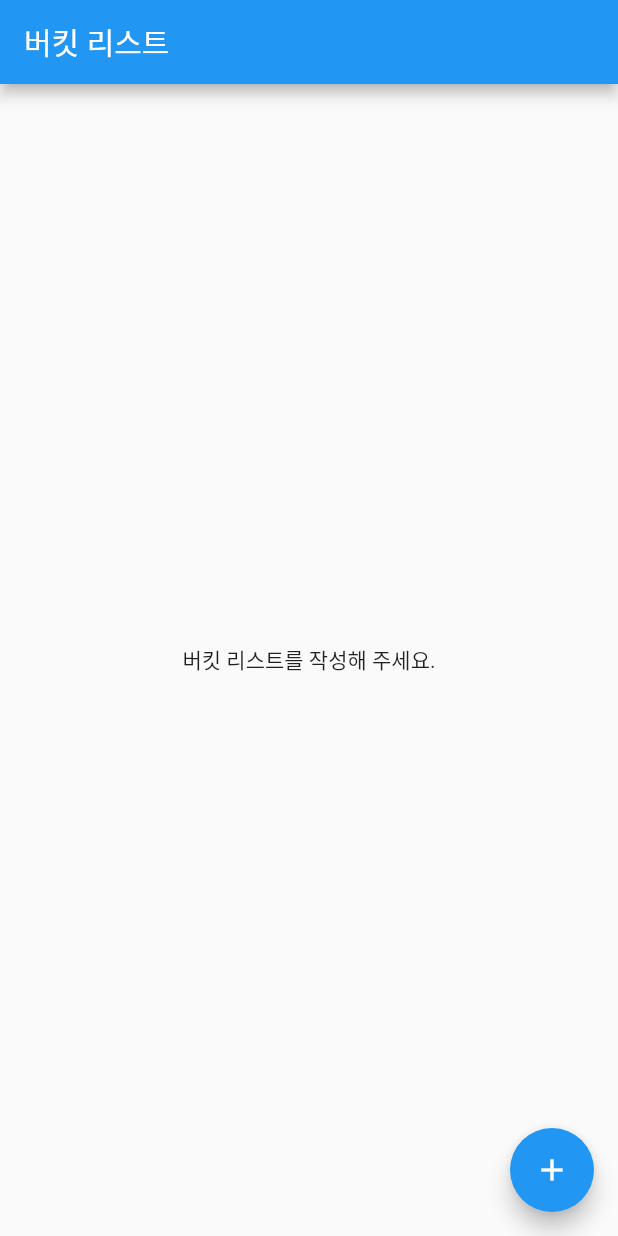
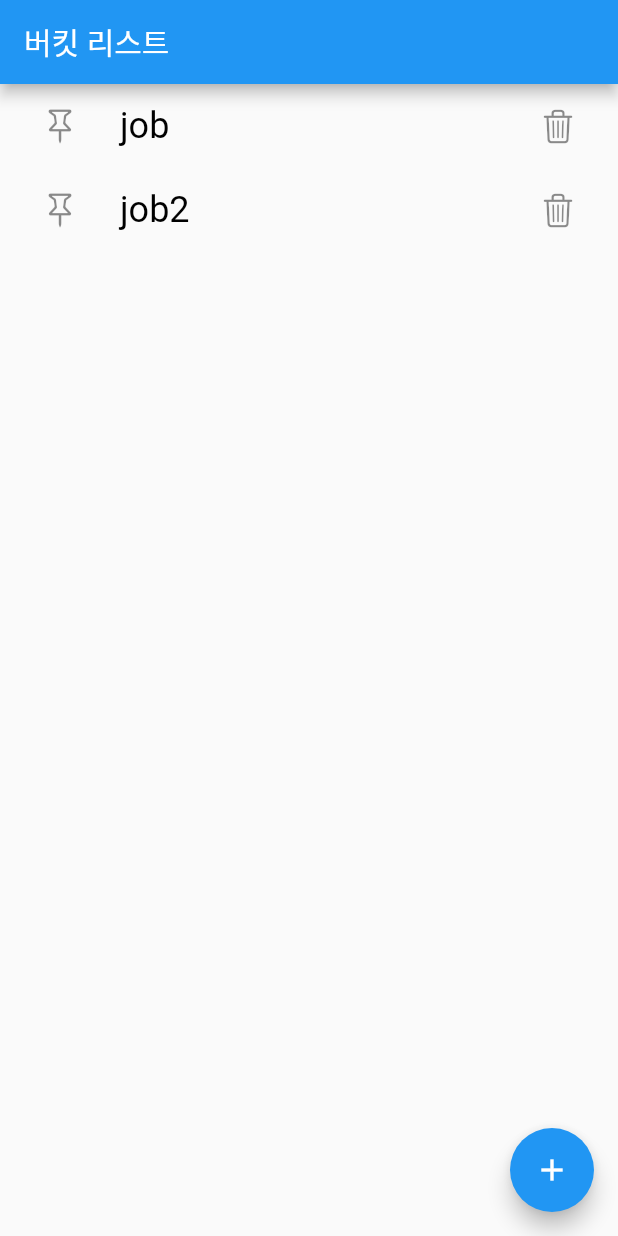
Before and after one commit to Seulbi-Lee-project/bucket_list_app, a Flutter app: the ThirdTab screen opened directly, on a phone screen of 412 x 824 dp. Run offline on Flutter 3.47's test engine with Material 2 defaults, Android fonts, the phone set to English and light mode, and no system bars.

Commit message:
pinState

```diff
--- a/lib/bucket_list_service.dart
+++ b/lib/bucket_list_service.dart
@@ -6,16 +6,20 @@ import 'main.dart';
 class Bucket {
   String content; // 할 일
   bool isDone; // 완료 여부
+  bool pinState; // 핀 상태
 
-  Bucket(this.content, this.isDone); // 생성자
+  Bucket(this.content, this.isDone, this.pinState); // 생성자
 }
 
 // Memo 데이터는 모두 여기서 관리
 class BucketService extends ChangeNotifier {
-  List<Bucket> bucketList = [Bucket('job', false), Bucket('job2', false)];
+  List<Bucket> bucketList = [
+    Bucket('job', false, false),
+    Bucket('job2', false, false)
+  ];
 
   createBucket({required String content}) {
-    Bucket bucket = Bucket(content, false);
+    Bucket bucket = Bucket(content, false, false);
     bucketList.add(bucket);
     notifyListeners();
   }
@@ -25,4 +29,10 @@ class BucketService extends ChangeNotifier {
     bucket.content = content;
     notifyListeners();
   }
+
+  updatePinState({required int index}) {
+    Bucket bucket = bucketList[index];
+    bucket.pinState = !bucket.pinState;
+    notifyListeners();
+  }
 }
--- a/lib/main.dart
+++ b/lib/main.dart
@@ -125,9 +125,14 @@ class FirstTab extends StatelessWidget {
             Padding(
               padding: const EdgeInsets.all(8.0),
               child: Container(
-                color: Colors.white,
                 height: MediaQuery.of(context).size.height * 0.5,
                 width: MediaQuery.of(context).size.width * 0.9,
+                decoration: BoxDecoration(
+                  color: Colors.white,
+                  borderRadius: BorderRadius.all(
+                    Radius.circular(8),
+                  ),
+                ),
                 child: Column(
                   children: [Text("그래프 넣기")],
                 ),
@@ -203,14 +208,6 @@ class SecondTab extends StatelessWidget {
   }
 }
 
-class Bucket {
-  String job; // 할 일
-  bool isDone; // 완료 여부
-  bool pinState;
-
-  Bucket(this.job, this.isDone, this.pinState); // 생성자
-}
-
 // 세번째 페이지
 class ThirdTab extends StatefulWidget {
   const ThirdTab({Key? key}) : super(key: key);
@@ -220,9 +217,11 @@ class ThirdTab extends StatefulWidget {
 }
 
 class _ThirdTabState extends State<ThirdTab> {
-  List<Bucket> bucketList = []; // 전체 버킷리스트 목록
+  //List<Bucket> bucketList = []; // 전체 버킷리스트 목록
   @override
   Widget build(BuildContext context) {
+    return Consumer<BucketService>(builder: (context, BucketService, child) {
+      List<Bucket> bucketList = BucketService.bucketList;
       return Scaffold(
         appBar: AppBar(
           title: Text("버킷 리스트"),
@@ -240,12 +239,12 @@ class _ThirdTabState extends State<ThirdTab> {
                           ? Icon(CupertinoIcons.pin_fill)
                           : Icon(CupertinoIcons.pin),
                       onPressed: () {
-                      bucket.pinState = !bucket.pinState;
+                        BucketService.updatePinState(index: index);
                       },
                     ),
                     // 버킷 리스트 할 일
                     title: Text(
-                    bucket.job,
+                      bucket.content,
                       style: TextStyle(
                         fontSize: 24,
                         color: bucket.isDone ? Colors.grey : Colors.black,
@@ -287,6 +286,7 @@ class _ThirdTabState extends State<ThirdTab> {
           },
         ),
       );
+    });
   }
 
   void showDeleteDialog(BuildContext context, int index) {
@@ -308,7 +308,7 @@ class _ThirdTabState extends State<ThirdTab> {
               onPressed: () {
                 setState(() {
                   // index에 해당하는 항목 삭제
-                  bucketList.removeAt(index);
+                  //bucketList.removeAt(index);
                 });
                 Navigator.pop(context);
               },
```
Lines whose indentation alone changed are shown as unchanged.
